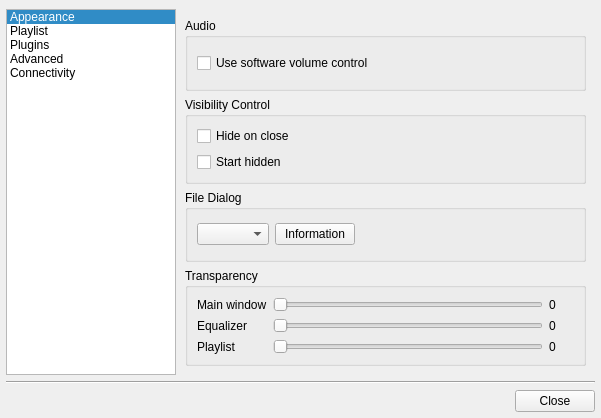
Old version of the form src/ui/forms/configdialog.ui in the repository ksv1986/qmmp-staging.
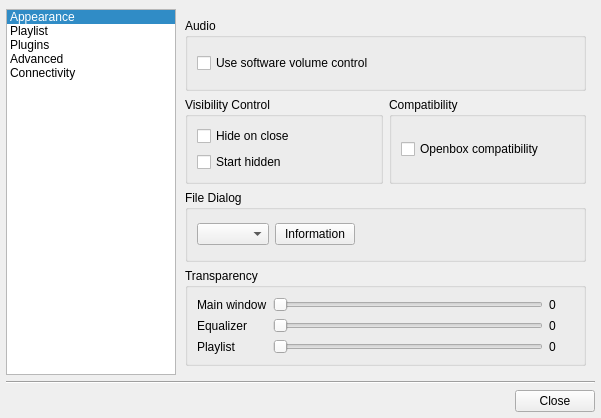
New version of the form. The open tabs and pages were chosen to show the change. Icons and pictures are not drawn.

Commit message: added openbox compatibility option

```diff
--- a/src/ui/forms/configdialog.ui
+++ b/src/ui/forms/configdialog.ui
@@ -567,8 +567,8 @@
         </layout>
        </widget>
        <widget class="QWidget" name="page_2">
-        <layout class="QVBoxLayout" name="verticalLayout_2">
-         <item>
+        <layout class="QGridLayout" name="gridLayout_5">
+         <item row="0" column="0" colspan="2">
           <widget class="QGroupBox" name="groupBox_6">
            <property name="title">
             <string>Audio</string>
@@ -584,12 +584,12 @@
            </layout>
           </widget>
          </item>
-         <item>
+         <item row="1" column="0">
           <widget class="QGroupBox" name="visibilityGroupBox">
            <property name="title">
             <string>Visibility Control</string>
            </property>
-           <layout class="QVBoxLayout">
+           <layout class="QVBoxLayout" name="verticalLayout_3">
             <item>
              <widget class="QCheckBox" name="hideOnCloseCheckBox">
               <property name="text">
@@ -607,7 +607,23 @@
            </layout>
           </widget>
          </item>
-         <item>
+         <item row="1" column="1">
+          <widget class="QGroupBox" name="groupBox_8">
+           <property name="title">
+            <string>Compatibility</string>
+           </property>
+           <layout class="QVBoxLayout" name="verticalLayout_2">
+            <item>
+             <widget class="QCheckBox" name="openboxCheckBox">
+              <property name="text">
+               <string>Openbox compatibility</string>
+              </property>
+             </widget>
+            </item>
+           </layout>
+          </widget>
+         </item>
+         <item row="2" column="0" colspan="2">
           <widget class="QGroupBox" name="groupBox_4">
            <property name="title">
             <string>File Dialog</string>
@@ -639,7 +655,7 @@
            </layout>
           </widget>
          </item>
-         <item>
+         <item row="3" column="0" colspan="2">
           <widget class="QGroupBox" name="groupBox_7">
            <property name="title">
             <string>Transparency</string>
```
The commit also changes 14 other files.
